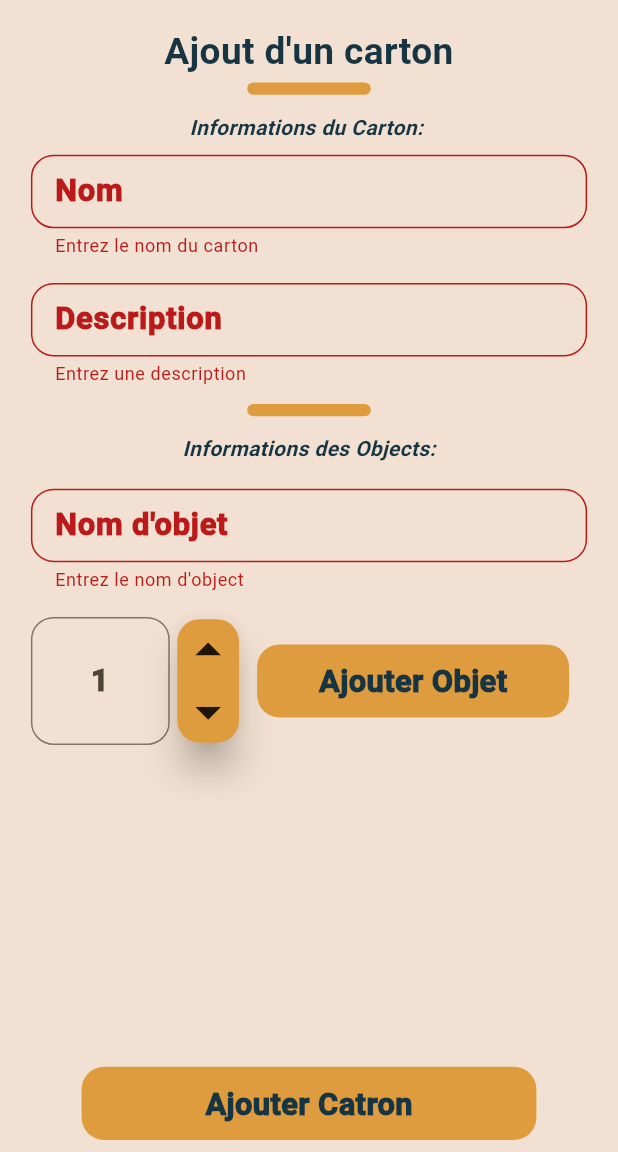
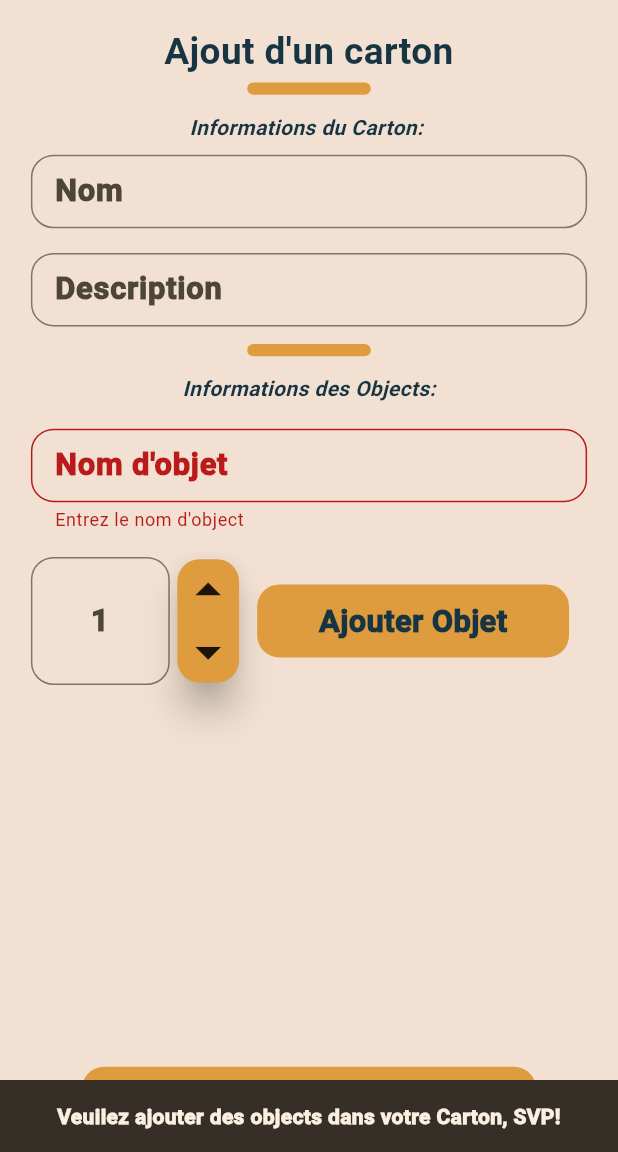
Before and after one commit to OusmanouMamoudou/PackWise, a Flutter app: the AddScreen screen opened directly, after a tap on "Ajouter Objet", after a tap on "Ajouter Catron", on a phone screen of 412 x 824 dp, the part 84-1236 px from its top. Run offline on Flutter 3.47's test engine with Material 3 defaults, Android fonts, the light colour scheme and no system bars; our stand-ins replace sqflite; accounts and stored records are empty.

Commit message:
added: autoScroll to best UI in addScreen

```diff
--- a/lib/screens/add_screen.dart
+++ b/lib/screens/add_screen.dart
@@ -28,6 +28,12 @@ class _AddScreenState extends State<AddScreen> {
     ScreenSize screenSize = ScreenSize(context);
     double height = screenSize.height();
     double width = screenSize.width();
+
+    ScrollController scrollController = ScrollController();
+    void autoScroll(double offset) {
+      scrollController.animateTo(offset * 50,
+          duration: const Duration(seconds: 1), curve: Curves.fastOutSlowIn);
+    }
 
     var objectTextStyle = TextStyle(
       fontSize: height * 0.025,
@@ -69,6 +75,7 @@ class _AddScreenState extends State<AddScreen> {
               SizedBox(height: height * 0.01),
               Expanded(
                 child: ListView(
+                  controller: scrollController,
                   shrinkWrap: true,
                   children: [
                     Form(
@@ -132,6 +139,7 @@ class _AddScreenState extends State<AddScreen> {
                                     child: TextFormField(
                                       onChanged: (value) {
                                         objectName = value;
+                                        autoScroll(2.5);
                                       },
                                       controller: objectNameCon,
                                       style: textStyleStyle,
@@ -207,6 +215,7 @@ class _AddScreenState extends State<AddScreen> {
                                           objectNameCon.clear();
                                           boxData.resetQuantity();
                                           objectName = null;
+                                          autoScroll(3.5);
                                         }
                                       },
                                       text: "Ajouter Objet",
@@ -233,7 +242,15 @@ class _AddScreenState extends State<AddScreen> {
               ),
               MyTextButton(
                 function: () {
-                  if (formBoxKey.currentState!.validate()) {
+                  if (newObjects.isEmpty) {
+                    ScaffoldMessenger.of(context).showSnackBar(const SnackBar(
+                      content: Text(
+                          'Veuilez ajouter des objects dans votre Carton, SVP!',
+                          textAlign: TextAlign.center,
+                          style: TextStyle(fontWeight: FontWeight.w900)),
+                      duration: Duration(seconds: 3),
+                    ));
+                  } else if (formBoxKey.currentState!.validate()) {
                     boxData.addBox(
                       boxName.toString(),
                       boxDescription.toString(),
```
Also changed, not shown: lib/services/box_data.dart (+13 -0 lines), lib/services/data_base.dart (+9 -0 lines).
